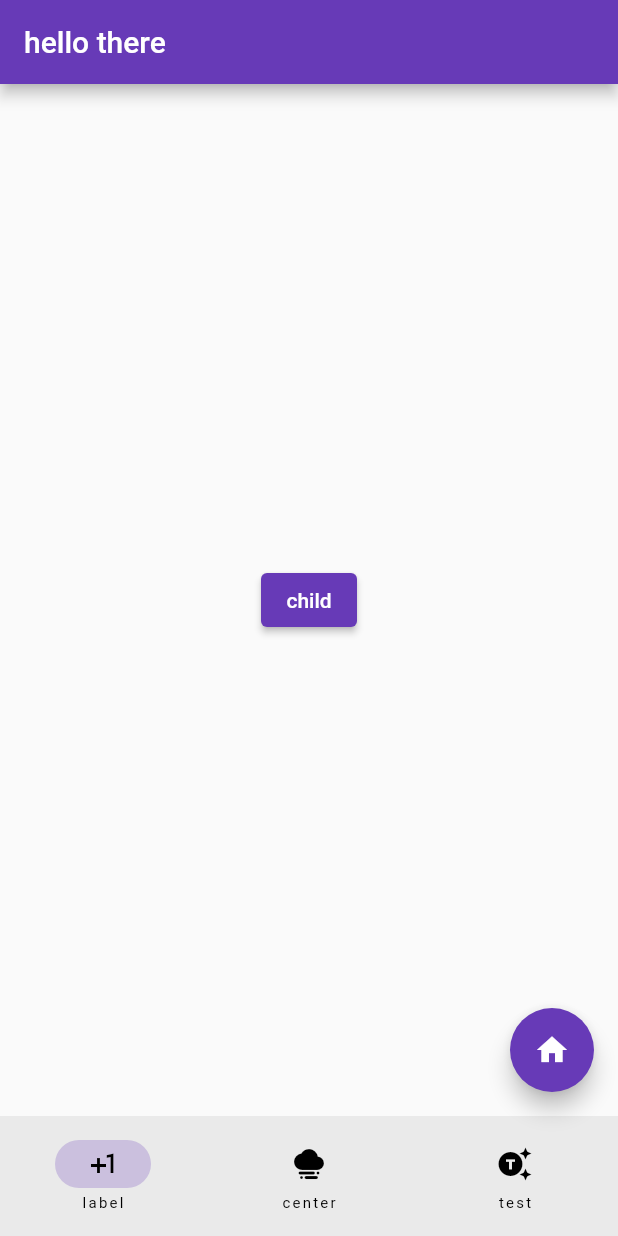
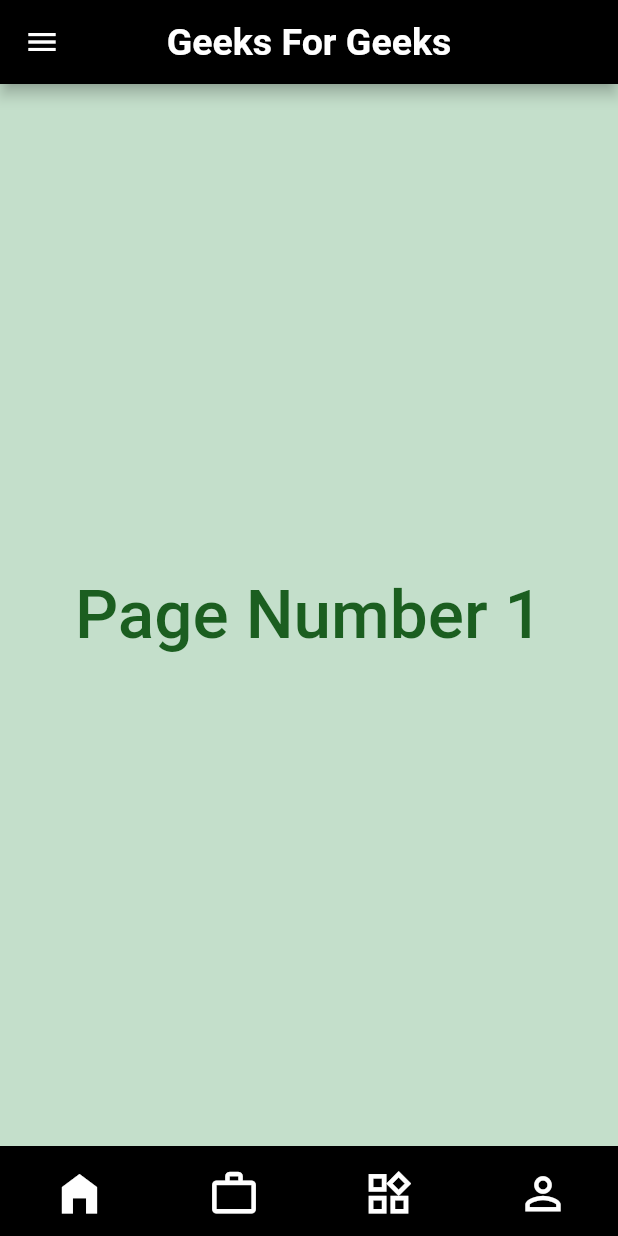
Before and after one commit to ilyes-ced/flutter_chat_application, a Flutter app: the screen it shows after launch, on a phone screen of 412 x 824 dp. Run offline on Flutter 3.47's test engine with Material 2 defaults, Android fonts, the phone set to English and light mode, and no system bars.

Commit message:
started with ui

```diff
--- a/app/lib/main.dart
+++ b/app/lib/main.dart
@@ -1,6 +1,4 @@
 import 'package:flutter/material.dart';
-import 'home_page.dart';
-import 'second_page.dart';
 
 void main() {
   runApp(const MyApp());
@@ -9,52 +7,240 @@ void main() {
 class MyApp extends StatelessWidget {
   const MyApp({Key? key}) : super(key: key);
 
+// This widget is the root of your application.
   @override
   Widget build(BuildContext context) {
     return MaterialApp(
+      title: 'Bottom NavBar Demo',
+      theme: ThemeData(
+        primaryColor: Colors.black,
+        splashColor: Colors.red,
+        highlightColor: Colors.green,
+        hoverColor: Colors.yellow,
+      ),
+      //darkTheme: ThemeData.dark(),
       debugShowCheckedModeBanner: false,
-      theme: ThemeData(primarySwatch: Colors.deepPurple),
-      home: const RootPage(),
+      home: const HomePage(),
     );
   }
 }
 
-class RootPage extends StatefulWidget {
-  const RootPage({Key? key}) : super(key: key);
+class HomePage extends StatefulWidget {
+  const HomePage({Key? key}) : super(key: key);
 
   @override
-  State<RootPage> createState() => _RootPageState();
+  _HomePageState createState() => _HomePageState();
 }
 
-class _RootPageState extends State<RootPage> {
-  int page = 0;
+class _HomePageState extends State<HomePage> {
+  int pageIndex = 0;
+
+  final pages = [
+    const Page1(),
+    const Page2(),
+    const Page3(),
+    const Page4(),
+  ];
+
   @override
   Widget build(BuildContext context) {
     return Scaffold(
       appBar: AppBar(
-        title: const Text('hello there'),
+        backgroundColor: Colors.black,
+        leading: const Icon(
+          Icons.menu,
+          color: Colors.white,
+        ),
+        title: const Text(
+          "Geeks For Geeks",
+          style: TextStyle(
+            color: Colors.white,
+            fontSize: 25,
+            fontWeight: FontWeight.w600,
+          ),
+        ),
+        centerTitle: true,
       ),
-      body: const HomePage(),
-      floatingActionButton: FloatingActionButton(
-        onPressed: () {
-          debugPrint('floating action brh');
-        },
-        child: const Icon(Icons.home),
+      body: pages[pageIndex],
+      bottomNavigationBar: buildMyNavBar(context),
+    );
+  }
+
+  Container buildMyNavBar(BuildContext context) {
+    return Container(
+      height: 60,
+      decoration: BoxDecoration(
+        color: Colors.black,
+        //borderRadius: const BorderRadius.only(
+        //  topLeft: Radius.circular(20),
+        //  topRight: Radius.circular(20),
+        //),
       ),
-      bottomNavigationBar: NavigationBar(
-        destinations: const [
-          NavigationDestination(icon: Icon(Icons.plus_one), label: 'label'),
-          NavigationDestination(icon: Icon(Icons.foggy), label: 'center'),
-          NavigationDestination(
-              icon: Icon(Icons.generating_tokens), label: 'test'),
+      child: Row(
+        mainAxisAlignment: MainAxisAlignment.spaceAround,
+        children: [
+          IconButton(
+            enableFeedback: false,
+            onPressed: () {
+              setState(() {
+                pageIndex = 0;
+              });
+            },
+            icon: pageIndex == 0
+                ? const Icon(
+                    Icons.home_filled,
+                    color: Colors.white,
+                    size: 35,
+                  )
+                : const Icon(
+                    Icons.home_outlined,
+                    color: Colors.white,
+                    size: 35,
+                  ),
+          ),
+          IconButton(
+            enableFeedback: false,
+            onPressed: () {
+              setState(() {
+                pageIndex = 1;
+              });
+            },
+            icon: pageIndex == 1
+                ? const Icon(
+                    Icons.work_rounded,
+                    color: Colors.white,
+                    size: 35,
+                  )
+                : const Icon(
+                    Icons.work_outline_outlined,
+                    color: Colors.white,
+                    size: 35,
+                  ),
+          ),
+          IconButton(
+            enableFeedback: false,
+            onPressed: () {
+              setState(() {
+                pageIndex = 2;
+              });
+            },
+            icon: pageIndex == 2
+                ? const Icon(
+                    Icons.widgets_rounded,
+                    color: Colors.white,
+                    size: 35,
+                  )
+                : const Icon(
+                    Icons.widgets_outlined,
+                    color: Colors.white,
+                    size: 35,
+                  ),
+          ),
+          IconButton(
+            enableFeedback: false,
+            onPressed: () {
+              setState(() {
+                pageIndex = 3;
+              });
+            },
+            icon: pageIndex == 3
+                ? const Icon(
+                    Icons.person,
+                    color: Colors.white,
+                    size: 35,
+                  )
+                : const Icon(
+                    Icons.person_outline,
+                    color: Colors.white,
+                    size: 35,
+                  ),
+          ),
         ],
-        onDestinationSelected: (int index) {
-          setState(() {
-            page = index;
-          });
-        },
-        selectedIndex: page,
       ),
     );
   }
 }
+
+class Page1 extends StatelessWidget {
+  const Page1({Key? key}) : super(key: key);
+
+  @override
+  Widget build(BuildContext context) {
+    return Container(
+      color: const Color(0xffC4DFCB),
+      child: Center(
+        child: Text(
+          "Page Number 1",
+          style: TextStyle(
+            color: Colors.green[900],
+            fontSize: 45,
+            fontWeight: FontWeight.w500,
+          ),
+        ),
+      ),
+    );
+  }
+}
+
+class Page2 extends StatelessWidget {
+  const Page2({Key? key}) : super(key: key);
+
+  @override
+  Widget build(BuildContext context) {
+    return Container(
+      color: const Color(0xffC4DFCB),
+      child: Center(
+        child: Text(
+          "Page Number 2",
+          style: TextStyle(
+            color: Colors.green[900],
+            fontSize: 45,
+            fontWeight: FontWeight.w500,
+          ),
+        ),
+      ),
+    );
+  }
+}
+
+class Page3 extends StatelessWidget {
+  const Page3({Key? key}) : super(key: key);
+
+  @override
+  Widget build(BuildContext context) {
+    return Container(
+      color: const Color(0xffC4DFCB),
+      child: Center(
+        child: Text(
+          "Page Number 3",
+          style: TextStyle(
+            color: Colors.green[900],
+            fontSize: 45,
+            fontWeight: FontWeight.w500,
+          ),
+        ),
+      ),
+    );
+  }
+}
+
+class Page4 extends StatelessWidget {
+  const Page4({Key? key}) : super(key: key);
+
+  @override
+  Widget build(BuildContext context) {
+    return Container(
+      color: const Color(0xffC4DFCB),
+      child: Center(
+        child: Text(
+          "Page Number 4",
+          style: TextStyle(
+            color: Colors.green[900],
+            fontSize: 45,
+            fontWeight: FontWeight.w500,
+          ),
+        ),
+      ),
+    );
+  }
+}
```
Also changed, not shown: app/lib/first_page.dart (added), app/lib/third_page.dart (added), 1 other file.
